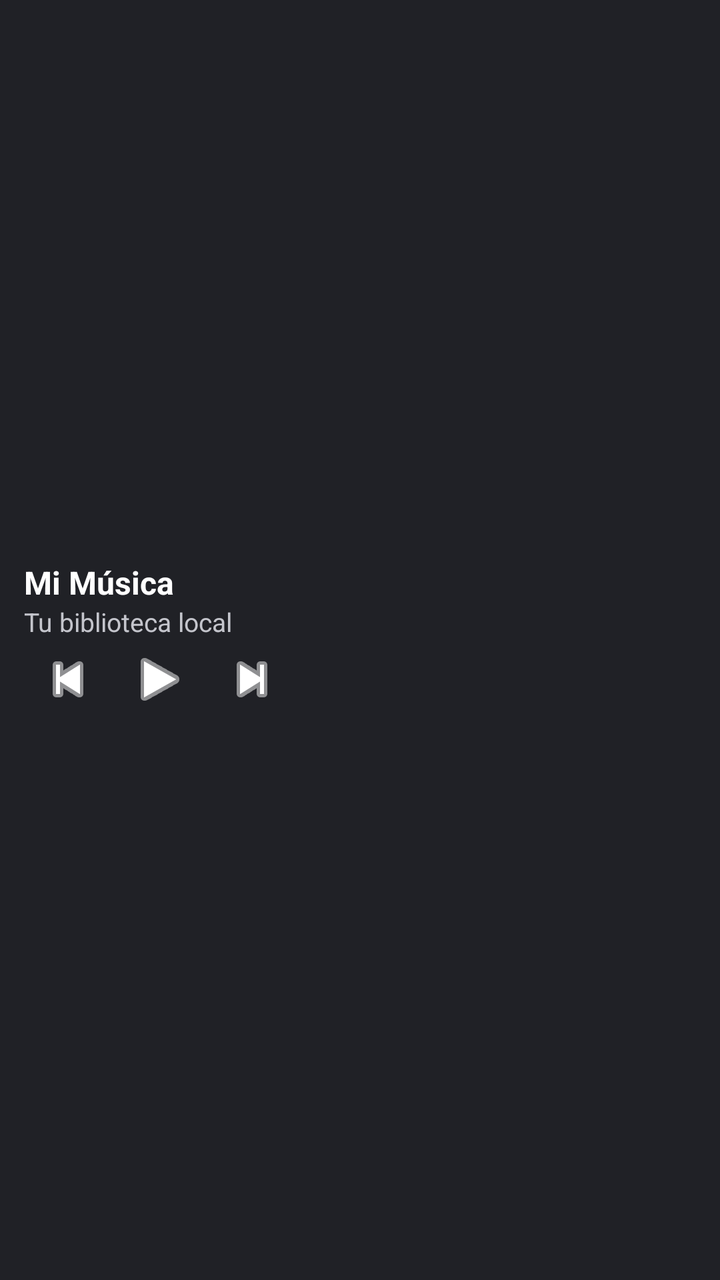
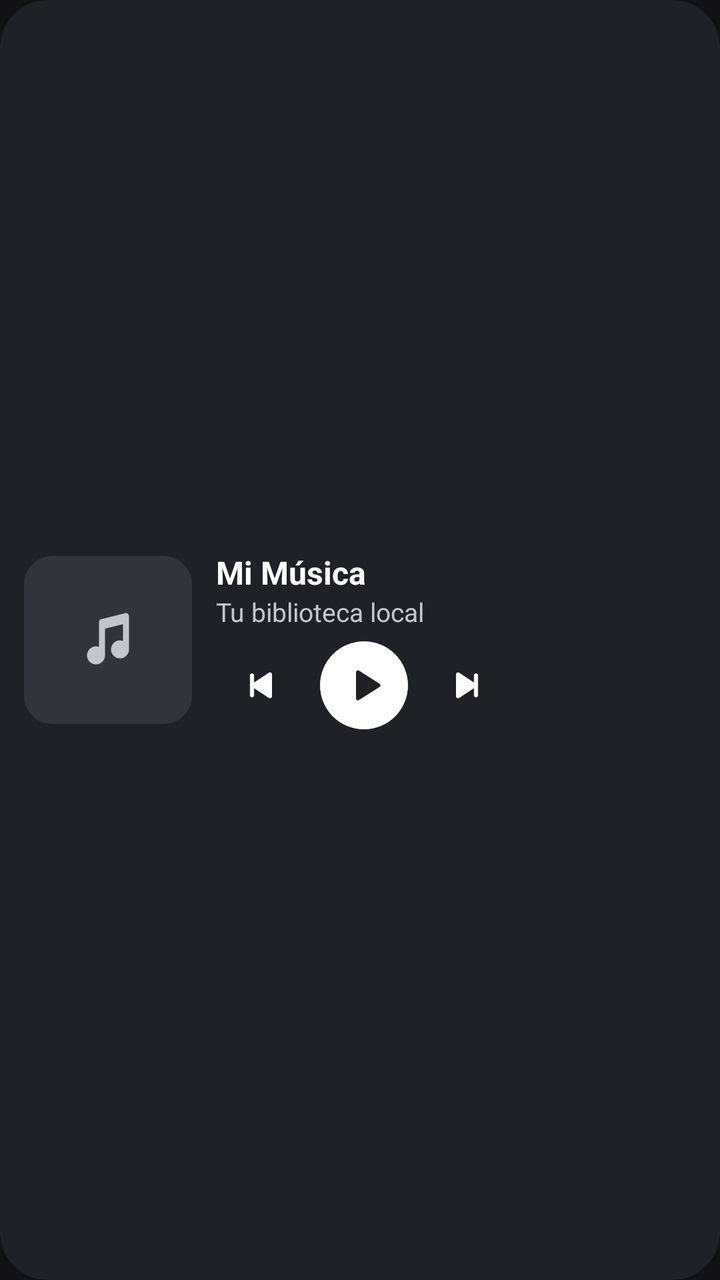

The first picture is an Android layout as it rendered before a commit; the second is the same layout after the commit. The layout source and the unified diff follow.
<!-- AndroidManifest.xml: application theme AppTheme -->
<!-- res/layout/widget_music.xml -->
<LinearLayout xmlns:android="http://schemas.android.com/apk/res/android"
    android:id="@+id/widget_root"
    android:layout_width="match_parent"
    android:layout_height="match_parent"
    android:background="#202126"
    android:gravity="center_vertical"
    android:orientation="horizontal"
    android:padding="12dp">

    <LinearLayout
        android:layout_width="0dp"
        android:layout_height="wrap_content"
        android:layout_weight="1"
        android:orientation="vertical">

        <TextView
            android:id="@+id/widget_title"
            android:layout_width="match_parent"
            android:layout_height="wrap_content"
            android:ellipsize="end"
            android:maxLines="1"
            android:text="Mi Música"
            android:textColor="#FFFFFF"
            android:textSize="16sp"
            android:textStyle="bold" />

        <TextView
            android:id="@+id/widget_artist"
            android:layout_width="match_parent"
            android:layout_height="wrap_content"
            android:ellipsize="end"
            android:maxLines="1"
            android:text="Tu biblioteca local"
            android:textColor="#C4C5CC"
            android:textSize="13sp" />

        <LinearLayout
            android:layout_width="wrap_content"
            android:layout_height="40dp"
            android:gravity="center_vertical"
            android:orientation="horizontal">

            <ImageButton
                android:id="@+id/widget_previous"
                android:layout_width="44dp"
                android:layout_height="40dp"
                android:background="@android:color/transparent"
                android:contentDescription="Canción anterior"
                android:src="@android:drawable/ic_media_previous"
                android:tint="#FFFFFF" />

            <ImageButton
                android:id="@+id/widget_play"
                android:layout_width="48dp"
                android:layout_height="40dp"
                android:background="@android:color/transparent"
                android:contentDescription="Reproducir o pausar"
                android:src="@android:drawable/ic_media_play"
                android:tint="#FFFFFF" />

            <ImageButton
                android:id="@+id/widget_next"
                android:layout_width="44dp"
                android:layout_height="40dp"
                android:background="@android:color/transparent"
                android:contentDescription="Canción siguiente"
                android:src="@android:drawable/ic_media_next"
                android:tint="#FFFFFF" />
        </LinearLayout>
    </LinearLayout>
</LinearLayout>
<!-- resources referenced by this layout -->
<resources>
  <style name="AppTheme" parent="Theme.AppCompat.DayNight.NoActionBar">
          
          <item name="android:editTextBackground">@drawable/rn_edit_text_material</item>
          <item name="android:windowBackground">#121214</item>
      </style>
  <!-- drawable rn_edit_text_material (drawable) -->
  <?xml version="1.0" encoding="utf-8"?>
  <inset xmlns:android="http://schemas.android.com/apk/res/android"
         android:insetLeft="@dimen/abc_edit_text_inset_horizontal_material"
         android:insetRight="@dimen/abc_edit_text_inset_horizontal_material"
         android:insetTop="@dimen/abc_edit_text_inset_top_material"
         android:insetBottom="@dimen/abc_edit_text_inset_bottom_material"
         >
  
      <selector>
          
          <item android:state_enabled="false" android:drawable="@drawable/abc_textfield_default_mtrl_alpha"/>
          <item android:drawable="@drawable/abc_textfield_activated_mtrl_alpha"/>
      </selector>
  
  </inset>
</resources>

<!-- the commit's change to res/layout/widget_music.xml (unified diff, before → after) -->
@@ -1,71 +1,128 @@
-<LinearLayout xmlns:android="http://schemas.android.com/apk/res/android"
+<FrameLayout xmlns:android="http://schemas.android.com/apk/res/android"
     android:id="@+id/widget_root"
     android:layout_width="match_parent"
-    android:layout_height="match_parent"
-    android:background="#202126"
-    android:gravity="center_vertical"
-    android:orientation="horizontal"
-    android:padding="12dp">
+    android:layout_height="match_parent">
+
+    <ImageView
+        android:id="@+id/widget_background"
+        android:layout_width="match_parent"
+        android:layout_height="match_parent"
+        android:importantForAccessibility="no"
+        android:src="@drawable/widget_background"
+        android:tint="#202126" />
 
     <LinearLayout
-        android:layout_width="0dp"
-        android:layout_height="wrap_content"
-        android:layout_weight="1"
-        android:orientation="vertical">
+        android:layout_width="match_parent"
+        android:layout_height="match_parent"
+        android:gravity="center_vertical"
+        android:orientation="horizontal"
+        android:padding="12dp">
 
-        <TextView
-            android:id="@+id/widget_title"
-            android:layout_width="match_parent"
-            android:layout_height="wrap_content"
-            android:ellipsize="end"
-            android:maxLines="1"
-            android:text="Mi Música"
-            android:textColor="#FFFFFF"
-            android:textSize="16sp"
-            android:textStyle="bold" />
+        <FrameLayout
+            android:layout_width="84dp"
+            android:layout_height="84dp">
 
-        <TextView
-            android:id="@+id/widget_artist"
-            android:layout_width="match_parent"
-            android:layout_height="wrap_content"
-            android:ellipsize="end"
-            android:maxLines="1"
-            android:text="Tu biblioteca local"
-            android:textColor="#C4C5CC"
-            android:textSize="13sp" />
+            <ImageView
+                android:id="@+id/widget_cover_empty"
+                android:layout_width="match_parent"
+                android:layout_height="match_parent"
+                android:importantForAccessibility="no"
+                android:src="@drawable/widget_cover_empty"
+                android:tint="#33343B" />
+
+            <ImageView
+                android:id="@+id/widget_cover_icon"
+                android:layout_width="36dp"
+                android:layout_height="36dp"
+                android:layout_gravity="center"
+                android:importantForAccessibility="no"
+                android:src="@drawable/ic_widget_note"
+                android:tint="#C4C5CC" />
+
+            <ImageView
+                android:id="@+id/widget_cover"
+                android:layout_width="match_parent"
+                android:layout_height="match_parent"
+                android:importantForAccessibility="no"
+                android:scaleType="centerCrop" />
+        </FrameLayout>
 
         <LinearLayout
-            android:layout_width="wrap_content"
-            android:layout_height="40dp"
-            android:gravity="center_vertical"
-            android:orientation="horizontal">
+            android:layout_width="0dp"
+            android:layout_height="wrap_content"
+            android:layout_marginStart="12dp"
+            android:layout_weight="1"
+            android:orientation="vertical">
 
-            <ImageButton
-                android:id="@+id/widget_previous"
-                android:layout_width="44dp"
-                android:layout_height="40dp"
-                android:background="@android:color/transparent"
-                android:contentDescription="Canción anterior"
-                android:src="@android:drawable/ic_media_previous"
-                android:tint="#FFFFFF" />
+            <TextView
+                android:id="@+id/widget_title"
+                android:layout_width="match_parent"
+                android:layout_height="wrap_content"
+                android:ellipsize="end"
+                android:maxLines="1"
+                android:text="Mi Música"
+                android:textColor="#FFFFFF"
+                android:textSize="16sp"
+                android:textStyle="bold" />
 
-            <ImageButton
-                android:id="@+id/widget_play"
-                android:layout_width="48dp"
-                android:layout_height="40dp"
-                android:background="@android:color/transparent"
-                android:contentDescription="Reproducir o pausar"
-                android:src="@android:drawable/ic_media_play"
-                android:tint="#FFFFFF" />
+            <TextView
+                android:id="@+id/widget_artist"
+                android:layout_width="match_parent"
+                android:layout_height="wrap_content"
+                android:ellipsize="end"
+                android:maxLines="1"
+                android:text="Tu biblioteca local"
+                android:textColor="#C4C5CC"
+                android:textSize="13sp" />
 
-            <ImageButton
-                android:id="@+id/widget_next"
-                android:layout_width="44dp"
-                android:layout_height="40dp"
-                android:background="@android:color/transparent"
-                android:contentDescription="Canción siguiente"
-                android:src="@android:drawable/ic_media_next"
-                android:tint="#FFFFFF" />
+            <LinearLayout
+                android:layout_width="match_parent"
+                android:layout_height="44dp"
+                android:layout_marginTop="6dp"
+                android:gravity="center_vertical"
+                android:orientation="horizontal">
+
+                <ImageButton
+                    android:id="@+id/widget_previous"
+                    android:layout_width="44dp"
+                    android:layout_height="44dp"
+                    android:background="@android:color/transparent"
+                    android:contentDescription="Canción anterior"
+                    android:src="@drawable/ic_widget_previous"
+                    android:tint="#FFFFFF" />
+
+                <FrameLayout
+                    android:layout_width="44dp"
+                    android:layout_height="44dp"
+                    android:layout_marginHorizontal="8dp">
+
+                    <ImageView
+                        android:id="@+id/widget_play_background"
+                        android:layout_width="match_parent"
+                        android:layout_height="match_parent"
+                        android:importantForAccessibility="no"
+                        android:src="@drawable/widget_circle"
+                        android:tint="#FFFFFF" />
+
+                    <ImageButton
+                        android:id="@+id/widget_play"
+                        android:layout_width="match_parent"
+                        android:layout_height="match_parent"
+                        android:background="@android:color/transparent"
+                        android:contentDescription="Reproducir o pausar"
+                        android:src="@drawable/ic_widget_play"
+                        android:tint="#202126" />
+                </FrameLayout>
+
+                <ImageButton
+                    android:id="@+id/widget_next"
+                    android:layout_width="44dp"
+                    android:layout_height="44dp"
+                    android:background="@android:color/transparent"
+                    android:contentDescription="Canción siguiente"
+                    android:src="@drawable/ic_widget_next"
+                    android:tint="#FFFFFF" />
+            </LinearLayout>
         </LinearLayout>
     </LinearLayout>
-</LinearLayout>
+</FrameLayout>
<!-- resource entries referenced after the edit -->
@@ -1,5 +1,59 @@
 <!-- resources referenced by this layout -->
 <resources>
+  <!-- drawable ic_widget_next (drawable) -->
+  <vector xmlns:android="http://schemas.android.com/apk/res/android"
+      android:width="24dp"
+      android:height="24dp"
+      android:viewportWidth="24"
+      android:viewportHeight="24">
+      <path
+          android:fillColor="#FFFFFF"
+          android:pathData="M6,6.5v11a1,1 0,0 0,1.55 0.83L15,13.4V17a1,1 0,0 0,2 0V7a1,1 0,0 0,-2 0v3.6L7.55,5.67A1,1 0,0 0,6 6.5z" />
+  </vector>
+  <!-- drawable ic_widget_note (drawable) -->
+  <vector xmlns:android="http://schemas.android.com/apk/res/android"
+      android:width="24dp"
+      android:height="24dp"
+      android:viewportWidth="24"
+      android:viewportHeight="24">
+      <path
+          android:fillColor="#FFFFFF"
+          android:pathData="M9,4.5v9.8a3,3 0,1 0,2 2.8V8.2l6,-1.5v5.6a3,3 0,1 0,2 2.8V4a1,1 0,0 0,-1.24 -0.97l-8,2A1,1 0,0 0,9 6z" />
+  </vector>
+  <!-- drawable ic_widget_play (drawable) -->
+  <vector xmlns:android="http://schemas.android.com/apk/res/android"
+      android:width="24dp"
+      android:height="24dp"
+      android:viewportWidth="24"
+      android:viewportHeight="24">
+      <path
+          android:fillColor="#FFFFFF"
+          android:pathData="M8,5.5v13a1,1 0,0 0,1.53 0.85l10.2,-6.5a1,1 0,0 0,0 -1.7L9.53,4.65A1,1 0,0 0,8 5.5z" />
+  </vector>
+  <!-- drawable ic_widget_previous (drawable) -->
+  <vector xmlns:android="http://schemas.android.com/apk/res/android"
+      android:width="24dp"
+      android:height="24dp"
+      android:viewportWidth="24"
+      android:viewportHeight="24">
+      <path
+          android:fillColor="#FFFFFF"
+          android:pathData="M18,6.5v11a1,1 0,0 1,-1.55 0.83L9,13.4V17a1,1 0,0 1,-2 0V7a1,1 0,0 1,2 0v3.6l7.45,-4.93A1,1 0,0 1,18 6.5z" />
+  </vector>
+  <!-- drawable widget_background (drawable) -->
+  <shape xmlns:android="http://schemas.android.com/apk/res/android" android:shape="rectangle">
+      <solid android:color="#FFFFFF" />
+      <corners android:radius="24dp" />
+  </shape>
+  <!-- drawable widget_circle (drawable) -->
+  <shape xmlns:android="http://schemas.android.com/apk/res/android" android:shape="oval">
+      <solid android:color="#FFFFFF" />
+  </shape>
+  <!-- drawable widget_cover_empty (drawable) -->
+  <shape xmlns:android="http://schemas.android.com/apk/res/android" android:shape="rectangle">
+      <solid android:color="#FFFFFF" />
+      <corners android:radius="14dp" />
+  </shape>
   <style name="AppTheme" parent="Theme.AppCompat.DayNight.NoActionBar">
           
           <item name="android:editTextBackground">@drawable/rn_edit_text_material</item>
